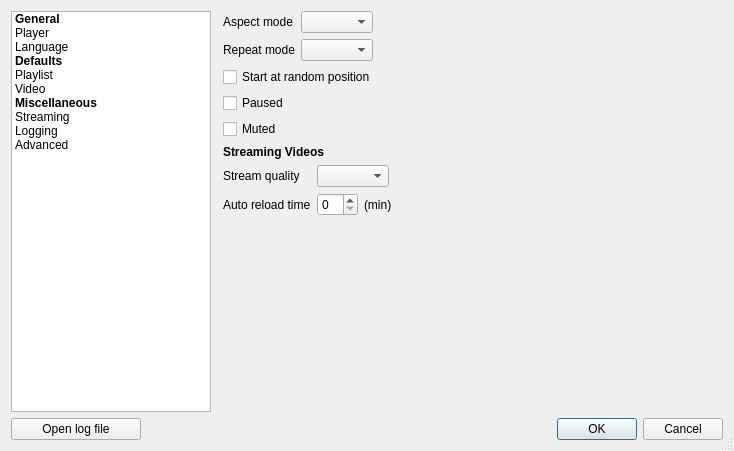
First picture: the form in resources/ui/settings_dialog.ui, repository vzhd1701/gridplayer, before the edit.
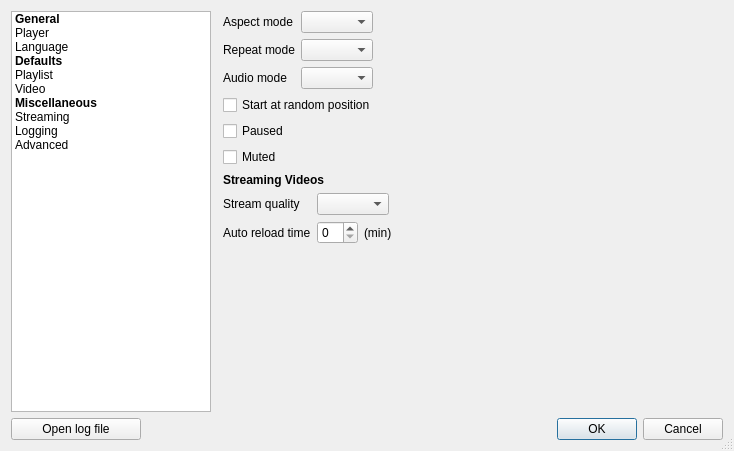
Second picture: the form after the edit. The open tabs and pages were chosen to show the change. Custom widgets are drawn as their Qt base class.

Commit message: feat: add option to select audio mode (stereo, mono, etc)

What changed in the file:
```diff
--- a/resources/ui/settings_dialog.ui
+++ b/resources/ui/settings_dialog.ui
@@ -603,6 +603,16 @@
            <item row="1" column="1">
             <widget class="QComboBox" name="repeatMode"/>
            </item>
+           <item row="2" column="0">
+            <widget class="QLabel" name="label_15">
+             <property name="text">
+              <string>Audio mode</string>
+             </property>
+            </widget>
+           </item>
+           <item row="2" column="1">
+            <widget class="QComboBox" name="videoAudioMode"/>
+           </item>
           </layout>
          </item>
          <item>
```
The commit also changes 17 other files.
